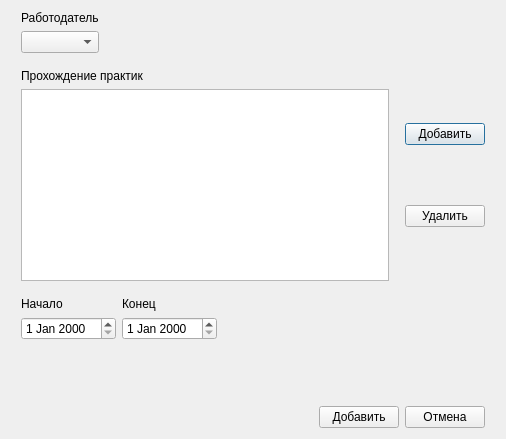
Old version of the form ui/practicewindow.ui in the repository 7enSmile/clientVKR.
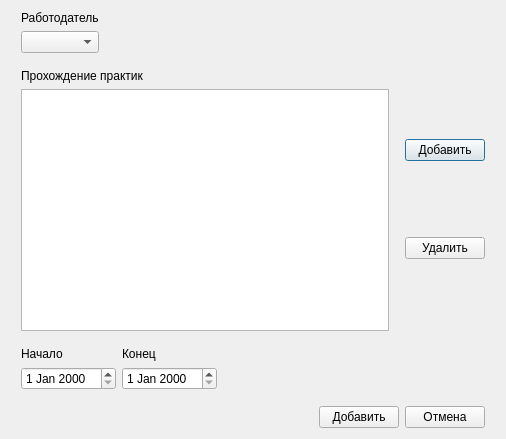
New version of the form.

Patch:
```diff
--- a/ui/practicewindow.ui
+++ b/ui/practicewindow.ui
@@ -246,10 +246,13 @@
      <property name="orientation">
       <enum>Qt::Vertical</enum>
      </property>
+     <property name="sizeType">
+      <enum>QSizePolicy::Fixed</enum>
+     </property>
      <property name="sizeHint" stdset="0">
       <size>
        <width>20</width>
-       <height>40</height>
+       <height>10</height>
       </size>
      </property>
     </spacer>
```
